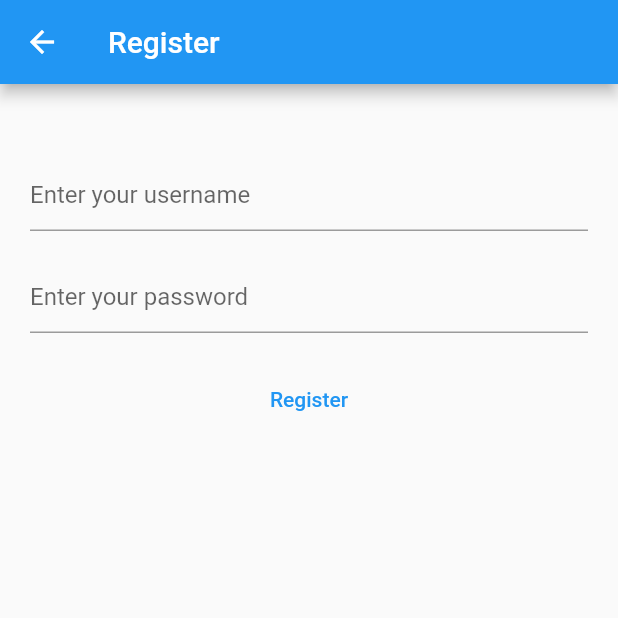
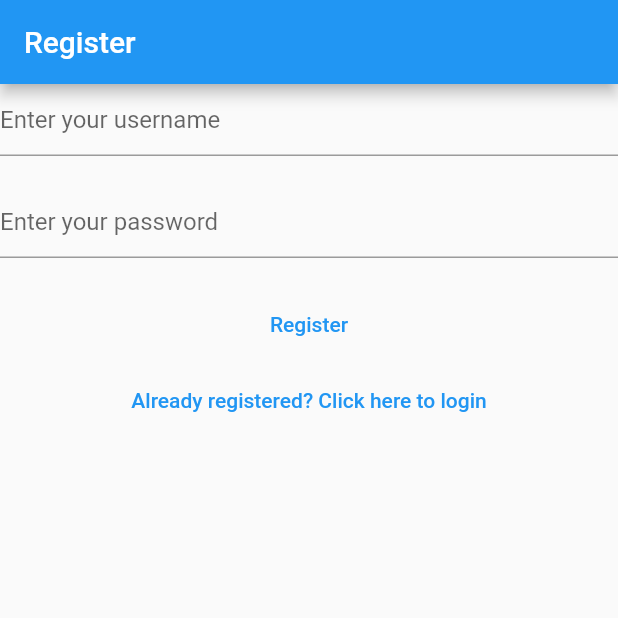
Before and after one commit to Iwelomen/My-notes, a Flutter app: the RegisterScreen screen opened directly, on a phone screen of 412 x 824 dp, the top half of it. Run offline on Flutter 3.47's test engine with Material 2 defaults, Android fonts, the phone set to English and light mode, and no system bars; our stand-ins replace firebase_auth, firebase_core; accounts and stored records are empty.

Commit message:
create named routes and verify email screen

```diff
--- a/lib/RegisterScreen/register_screen.dart
+++ /dev/null
@@ -1,105 +0,0 @@
-import 'package:firebase_auth/firebase_auth.dart';
-import 'package:firebase_core/firebase_core.dart';
-import 'package:flutter/material.dart';
-import '../firebase_options.dart';
-
-class RegisterScreen extends StatefulWidget {
-  @override
-  State<RegisterScreen> createState() => _RegisterScreenState();
-}
-
-class _RegisterScreenState extends State<RegisterScreen> {
-  late final TextEditingController _userNameController;
-  late final TextEditingController _passwordController;
-
-  @override
-  void initState() {
-    _userNameController = TextEditingController();
-    _passwordController = TextEditingController();
-    super.initState();
-  }
-
-  @override
-  void dispose() {
-    _userNameController.dispose();
-    _passwordController.dispose();
-    super.dispose();
-  }
-
-  @override
-  Widget build(BuildContext context) {
-    return Scaffold(
-      appBar: AppBar(
-        title: Text('Register'),
-        centerTitle: false,
-      ),
-      body: Padding(
-        padding: const EdgeInsets.symmetric(vertical: 50, horizontal: 20),
-        child: FutureBuilder(
-          future: Firebase.initializeApp(
-            options: DefaultFirebaseOptions.currentPlatform,
-          ),
-          builder: (BuildContext context, AsyncSnapshot<dynamic> snapshot) {
-            switch (snapshot.connectionState) {
-              case ConnectionState.done:
-                return Column(
-                  children: [
-                    TextField(
-                      controller: _userNameController,
-                      autocorrect: false,
-                      enableSuggestions: false,
-                      keyboardType: TextInputType.emailAddress,
-                      decoration: const InputDecoration(
-                        hintText: 'Enter your username',
-                      ),
-                    ),
-                    const SizedBox(height: 10),
-                    Padding(
-                      padding: const EdgeInsets.symmetric(vertical: 10),
-                      child: TextField(
-                        controller: _passwordController,
-                        obscureText: true,
-                        enableSuggestions: false,
-                        autocorrect: false,
-                        decoration: const InputDecoration(
-                          hintText: 'Enter your password',
-                        ),
-                      ),
-                    ),
-                    const SizedBox(height: 10),
-                    TextButton(
-                      onPressed: () async {
-                        final email = _userNameController.text;
-                        final password = _passwordController.text;
-
-                        try {
-                          final userCredential = await FirebaseAuth.instance
-                              .createUserWithEmailAndPassword(
-                            email: email,
-                            password: password,
-                          );
-                          print(userCredential);
-                        } on FirebaseAuthException catch(e){
-                          if(e.code == 'weak-password') {
-                            print('weak password entered');
-                          } else if(e.code == 'email-already-in-use'){
-                            print('email already in use');
-                          } else if(e.code == 'invalid-email'){
-                            print('invalid email entered');
-                          }
-                        }
-
-                      },
-                      child: const Text('Register'),
-                    ),
-                  ],
-                );
-              default:
-                return const Text('Loading...');
-            }
-          },
-        ),
-      ),
-    );
-  }
-}
--- /dev/null
+++ b/lib/Screens/register_screen.dart
@@ -0,0 +1,95 @@
+import 'package:firebase_auth/firebase_auth.dart';
+import 'package:flutter/material.dart';
+
+class RegisterScreen extends StatefulWidget {
+  @override
+  State<RegisterScreen> createState() => _RegisterScreenState();
+}
+
+class _RegisterScreenState extends State<RegisterScreen> {
+  late final TextEditingController _userNameController;
+  late final TextEditingController _passwordController;
+
+  @override
+  void initState() {
+    _userNameController = TextEditingController();
+    _passwordController = TextEditingController();
+    super.initState();
+  }
+
+  @override
+  void dispose() {
+    _userNameController.dispose();
+    _passwordController.dispose();
+    super.dispose();
+  }
+
+  @override
+  Widget build(BuildContext context) {
+    return Scaffold(
+      appBar: AppBar(
+        centerTitle: false,
+        title: const Text('Register'),
+      ),
+      body: Column(
+        children: [
+          TextField(
+            controller: _userNameController,
+            autocorrect: false,
+            enableSuggestions: false,
+            keyboardType: TextInputType.emailAddress,
+            decoration: const InputDecoration(
+              hintText: 'Enter your username',
+            ),
+          ),
+          const SizedBox(height: 10),
+          Padding(
+            padding: const EdgeInsets.symmetric(vertical: 10),
+            child: TextField(
+              controller: _passwordController,
+              obscureText: true,
+              enableSuggestions: false,
+              autocorrect: false,
+              decoration: const InputDecoration(
+                hintText: 'Enter your password',
+              ),
+            ),
+          ),
+          const SizedBox(height: 10),
+          TextButton(
+            onPressed: () async {
+              final email = _userNameController.text;
+              final password = _passwordController.text;
+
+              try {
+                final userCredential =
+                    await FirebaseAuth.instance.createUserWithEmailAndPassword(
+                  email: email,
+                  password: password,
+                );
+                print(userCredential);
+              } on FirebaseAuthException catch (e) {
+                if (e.code == 'weak-password') {
+                  print('weak password entered');
+                } else if (e.code == 'email-already-in-use') {
+                  print('email already in use');
+                } else if (e.code == 'invalid-email') {
+                  print('invalid email entered');
+                }
+              }
+            },
+            child: const Text('Register'),
+          ),
+          const SizedBox(height: 3),
+          TextButton(
+            onPressed: () {
+              Navigator.pushNamedAndRemoveUntil(
+                  context, '/login', (route) => false);
+            },
+            child: const Text('Already registered? Click here to login'),
+          ),
+        ],
+      ),
+    );
+  }
+}
```
Also changed, not shown: lib/Login/login_screen.dart (deleted, +0 -105 lines), lib/Screens/login_screen.dart (added, +97 -0 lines), lib/Screens/verify_email.dart (added, +38 -0 lines), lib/main.dart (+21 -16 lines).
